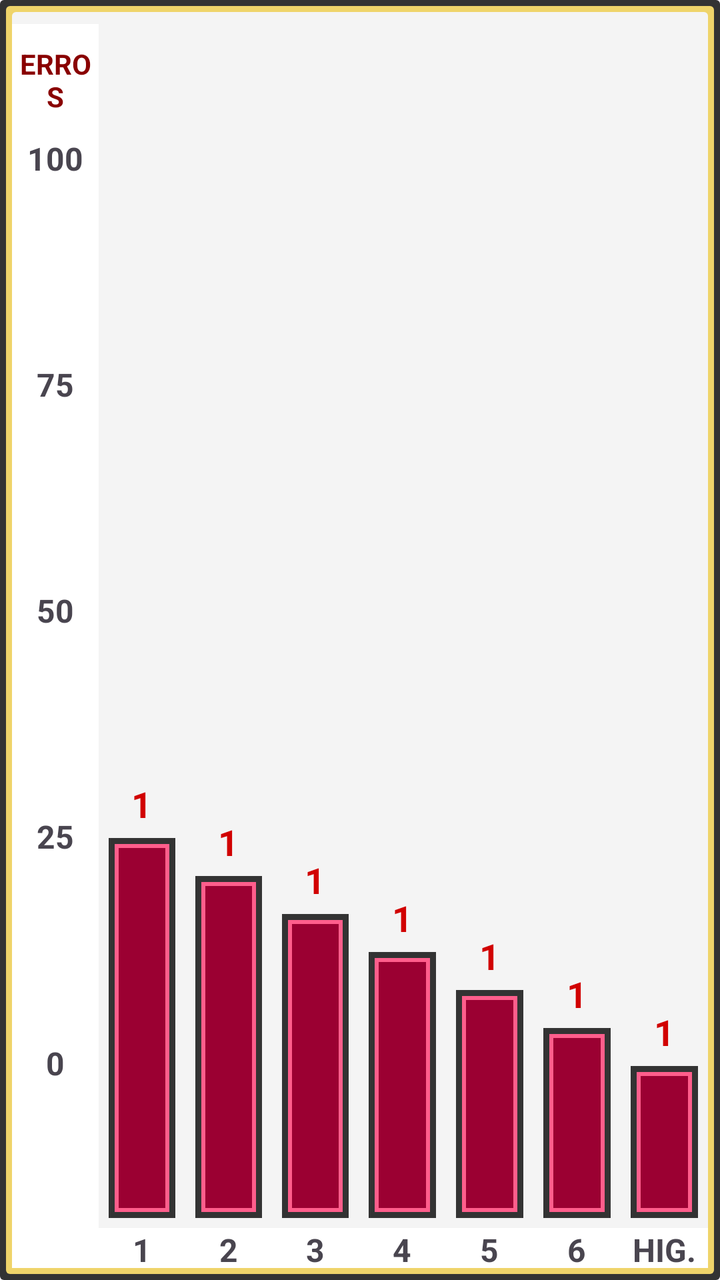
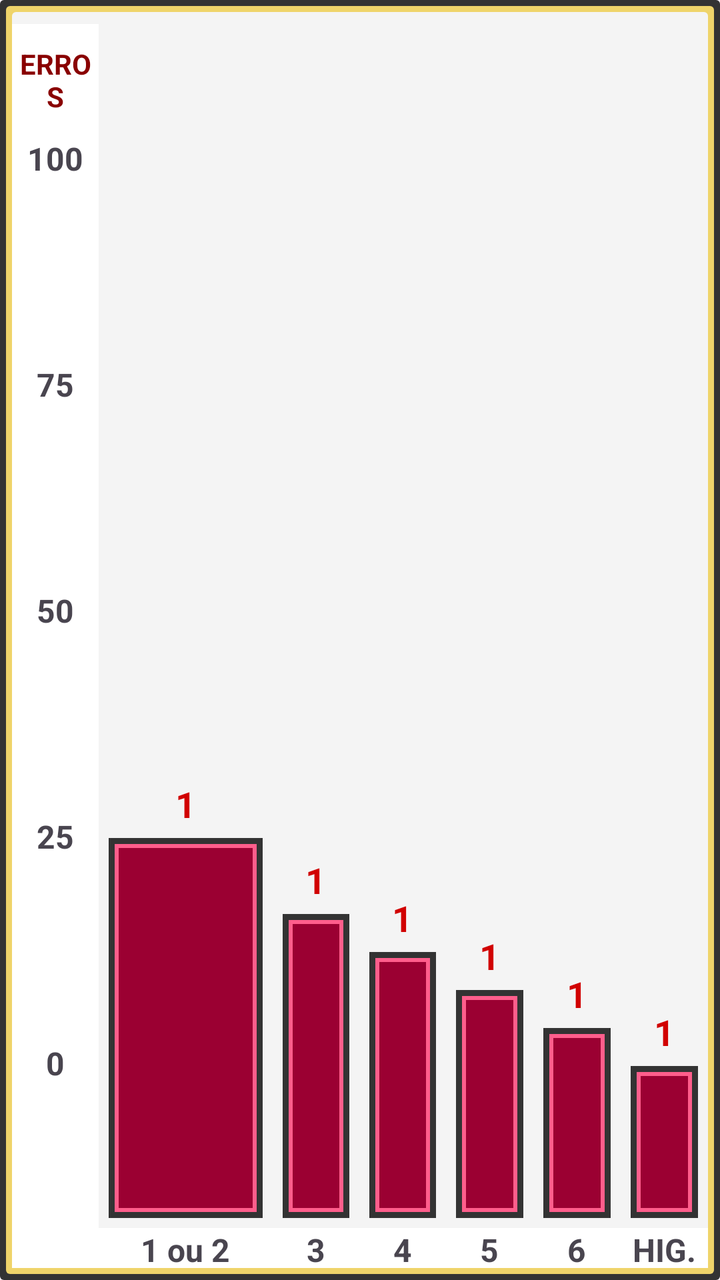

The first picture is an Android layout as it rendered before a commit; the second is the same layout after the commit. The layout source and the unified diff follow.
<!-- AndroidManifest.xml: application theme Theme.ToothDecayStudyApp -->
<!-- res/layout/histogram_layout.xml -->
<?xml version="1.0" encoding="utf-8"?>
<LinearLayout xmlns:android="http://schemas.android.com/apk/res/android"
    android:layout_width="match_parent"
    android:orientation="horizontal"
    android:background="@drawable/histogram_back"
    android:padding="6dp"

    android:weightSum="8"
    android:layout_height="252dp">

    <LinearLayout
        android:layout_width="0dp"
        android:layout_height="match_parent"
        android:orientation="vertical"
        android:layout_marginTop="6dp"
        android:weightSum="11"
        android:background="#FFFFFF"
        android:layout_weight="1">

        <TextView
            android:layout_width="wrap_content"
            android:layout_height="0dp"
            android:text="ERROS"
            android:layout_centerHorizontal="true"
            android:textStyle="bold"
            android:textColor="#890000"
            android:gravity="center"
            android:layout_gravity="center"
            android:layout_weight="1"
            android:layout_alignParentTop="true"/>

        <TextView
            android:id="@+id/y100"
            android:layout_width="wrap_content"
            android:layout_height="0dp"
            android:text="100"
            android:layout_centerHorizontal="true"
            android:textSize="16sp"
            android:textStyle="bold"
            android:gravity="top"
            android:layout_gravity="center"
            android:layout_weight="2"
            android:layout_alignParentTop="true"/>
        <TextView
            android:id="@+id/y75"
            android:layout_width="wrap_content"
            android:layout_height="0dp"
            android:text="75"
            android:textSize="16sp"
            android:textStyle="bold"
            android:gravity="top"
            android:layout_gravity="center"
            android:layout_weight="2"
            android:layout_alignParentTop="true"/>
        <TextView
            android:id="@+id/y50"
            android:layout_width="wrap_content"
            android:layout_height="0dp"
            android:text="50"
            android:layout_centerHorizontal="true"
            android:textSize="16sp"
            android:textStyle="bold"
            android:gravity="top"
            android:layout_gravity="center"
            android:layout_weight="2"
            android:layout_alignParentTop="true"/>
        <TextView
            android:id="@+id/y25"
            android:layout_width="wrap_content"
            android:layout_height="0dp"
            android:text="25"
            android:layout_centerHorizontal="true"
            android:textSize="16sp"
            android:textStyle="bold"
            android:gravity="top"
            android:layout_gravity="center"
            android:layout_weight="2"
            android:layout_alignParentTop="true"/>
        <TextView
            android:layout_width="wrap_content"
            android:layout_height="0dp"
            android:text="0"
            android:textSize="16sp"
            android:textStyle="bold"
            android:gravity="top"
            android:layout_gravity="center"
            android:layout_weight="2"
            android:layout_alignParentTop="true"/>


    </LinearLayout>

    <RelativeLayout
        android:layout_width="0dp"
        android:layout_height="match_parent"
        android:layout_weight="1">

    <TextView
        android:id="@+id/numBar0"
        android:layout_width="wrap_content"
        android:layout_height="20dp"
        android:text="1"
        android:layout_centerHorizontal="true"
        android:textColor="#D10000"
        android:textSize="18sp"
        android:textStyle="bold"
        android:gravity="bottom"
        android:layout_gravity="center"
        android:layout_weight="1"
        android:layout_alignParentTop="true"
        android:layout_above="@+id/bar0"/>

        <TextView
            android:id="@+id/bar0"
            android:layout_width="match_parent"
            android:layout_height="190dp"
            android:layout_centerHorizontal="true"
            android:gravity="center"
            android:layout_gravity="center"
            android:background="@drawable/graph_bar"
            android:layout_margin="5dp"
            android:layout_weight="4"
            android:layout_above="@id/l0" />

        <TextView
            android:id="@+id/l0"
            android:layout_width="match_parent"
            android:layout_height="20dp"
            android:text="1"
            android:layout_centerHorizontal="true"
            android:background="@color/white"
            android:textSize="16sp"
            android:textStyle="bold"
            android:gravity="center"
            android:layout_gravity="center"
            android:layout_weight="1"
            android:layout_alignParentBottom="true"/>

    </RelativeLayout>

    <RelativeLayout
        android:layout_width="0dp"
        android:layout_height="match_parent"
        android:layout_weight="1">

        <TextView
            android:id="@+id/numBar1"
            android:layout_width="wrap_content"
            android:layout_height="20dp"
            android:text="1"
            android:layout_centerHorizontal="true"
            android:textColor="#D10000"
            android:textSize="18sp"
            android:textStyle="bold"
            android:gravity="bottom"
            android:layout_gravity="center"
            android:layout_weight="1"
            android:layout_alignParentTop="true"
            android:layout_above="@+id/bar1"/>

        <TextView
            android:id="@+id/bar1"
            android:layout_width="match_parent"
            android:layout_height="171dp"
            android:layout_centerHorizontal="true"
            android:gravity="center"
            android:layout_gravity="center"
            android:background="@drawable/graph_bar"
            android:layout_margin="5dp"
            android:layout_weight="4"
            android:layout_above="@id/l1" />

        <TextView
            android:id="@+id/l1"
            android:layout_width="match_parent"
            android:layout_height="20dp"
            android:text="2"
            android:layout_centerHorizontal="true"
            android:background="@color/white"
            android:textSize="16sp"
            android:textStyle="bold"
            android:gravity="center"
            android:layout_gravity="center"
            android:layout_weight="1"
            android:layout_alignParentBottom="true"/>

    </RelativeLayout>

    <RelativeLayout
        android:layout_width="0dp"
        android:layout_height="match_parent"
        android:layout_weight="1">

        <TextView
            android:id="@+id/numBar2"
            android:layout_width="wrap_content"
            android:layout_height="20dp"
            android:text="1"
            android:layout_centerHorizontal="true"
            android:textColor="#D10000"
            android:textSize="18sp"
            android:textStyle="bold"
            android:gravity="bottom"
            android:layout_gravity="center"
            android:layout_weight="1"
            android:layout_alignParentTop="true"
            android:layout_above="@+id/bar2"/>

        <TextView
            android:id="@+id/bar2"
            android:layout_width="match_parent"
            android:layout_height="152dp"
            android:layout_centerHorizontal="true"
            android:gravity="center"
            android:layout_gravity="center"
            android:background="@drawable/graph_bar"
            android:layout_margin="5dp"
            android:layout_weight="4"
            android:layout_above="@id/l2" />

        <TextView
            android:id="@+id/l2"
            android:layout_width="match_parent"
            android:layout_height="20dp"
            android:text="3"
            android:layout_centerHorizontal="true"
            android:background="@color/white"
            android:textSize="16sp"
            android:textStyle="bold"
            android:gravity="center"
            android:layout_gravity="center"
            android:layout_weight="1"
            android:layout_alignParentBottom="true"/>

    </RelativeLayout>

    <RelativeLayout
        android:layout_width="0dp"
        android:layout_height="match_parent"
        android:layout_weight="1">

        <TextView
            android:id="@+id/numBar3"
            android:layout_width="wrap_content"
            android:layout_height="20dp"
            android:text="1"
            android:layout_centerHorizontal="true"
            android:textColor="#D10000"
            android:textSize="18sp"
            android:textStyle="bold"
            android:gravity="bottom"
            android:layout_gravity="center"
            android:layout_weight="1"
            android:layout_alignParentTop="true"
            android:layout_above="@+id/bar3"/>

        <TextView
            android:id="@+id/bar3"
            android:layout_width="match_parent"
            android:layout_height="133dp"
            android:layout_centerHorizontal="true"
            android:gravity="center"
            android:layout_gravity="center"
            android:background="@drawable/graph_bar"
            android:layout_margin="5dp"
            android:layout_weight="4"
            android:layout_above="@id/l3" />

        <TextView
            android:id="@+id/l3"
            android:layout_width="match_parent"
            android:layout_height="20dp"
            android:text="4"
            android:layout_centerHorizontal="true"
            android:background="@color/white"
            android:textSize="16sp"
            android:textStyle="bold"
            android:gravity="center"
            android:layout_gravity="center"
            android:layout_weight="1"
            android:layout_alignParentBottom="true"/>

    </RelativeLayout>

    <RelativeLayout
        android:layout_width="0dp"
        android:layout_height="match_parent"
        android:layout_weight="1">

        <TextView
            android:id="@+id/numBar4"
            android:layout_width="wrap_content"
            android:layout_height="20dp"
            android:text="1"
            android:layout_centerHorizontal="true"
            android:textColor="#D10000"
            android:textSize="18sp"
            android:textStyle="bold"
            android:gravity="bottom"
            android:layout_gravity="center"
            android:layout_weight="1"
            android:layout_alignParentTop="true"
            android:layout_above="@+id/bar4"/>

        <TextView
            android:id="@+id/bar4"
            android:layout_width="match_parent"
            android:layout_height="114dp"
            android:layout_centerHorizontal="true"
            android:gravity="center"
            android:layout_gravity="center"
            android:background="@drawable/graph_bar"
            android:layout_margin="5dp"
            android:layout_weight="4"
            android:layout_above="@id/l4" />

        <TextView
            android:id="@+id/l4"
            android:layout_width="match_parent"
            android:layout_height="20dp"
            android:text="5"
            android:layout_centerHorizontal="true"
            android:background="@color/white"
            android:textSize="16sp"
            android:textStyle="bold"
            android:gravity="center"
            android:layout_gravity="center"
            android:layout_weight="1"
            android:layout_alignParentBottom="true"/>

    </RelativeLayout>

    <RelativeLayout
        android:layout_width="0dp"
        android:layout_height="match_parent"
        android:layout_weight="1">

        <TextView
            android:id="@+id/numBar5"
            android:layout_width="wrap_content"
            android:layout_height="20dp"
            android:text="1"
            android:layout_centerHorizontal="true"
            android:textColor="#D10000"
            android:textSize="18sp"
            android:textStyle="bold"
            android:gravity="bottom"
            android:layout_gravity="center"
            android:layout_weight="1"
            android:layout_alignParentTop="true"
            android:layout_above="@+id/bar5"/>

        <TextView
            android:id="@+id/bar5"
            android:layout_width="match_parent"
            android:layout_height="95dp"
            android:layout_centerHorizontal="true"
            android:gravity="center"
            android:layout_gravity="center"
            android:background="@drawable/graph_bar"
            android:layout_margin="5dp"
            android:layout_weight="4"
            android:layout_above="@id/l5" />

        <TextView
            android:id="@+id/l5"
            android:layout_width="match_parent"
            android:layout_height="20dp"
            android:text="6"
            android:layout_centerHorizontal="true"
            android:background="@color/white"
            android:textSize="16sp"
            android:textStyle="bold"
            android:gravity="center"
            android:layout_gravity="center"
            android:layout_weight="1"
            android:layout_alignParentBottom="true"/>

    </RelativeLayout>

    <RelativeLayout
        android:layout_width="0dp"
        android:layout_height="match_parent"
        android:layout_weight="1">

        <TextView
            android:id="@+id/numBar6"
            android:layout_width="wrap_content"
            android:layout_height="20dp"
            android:text="1"
            android:layout_centerHorizontal="true"
            android:textColor="#D10000"
            android:textSize="18sp"
            android:textStyle="bold"
            android:gravity="bottom"
            android:layout_gravity="center"
            android:layout_weight="1"
            android:layout_alignParentTop="true"
            android:layout_above="@+id/bar6"/>

        <TextView
            android:id="@+id/bar6"
            android:layout_width="match_parent"
            android:layout_height="76dp"
            android:layout_centerHorizontal="true"
            android:gravity="center"
            android:layout_gravity="center"
            android:background="@drawable/graph_bar"
            android:layout_margin="5dp"
            android:layout_weight="4"
            android:layout_above="@id/l6" />

        <TextView
            android:id="@+id/l6"
            android:layout_width="match_parent"
            android:layout_height="20dp"
            android:text="HIG."
            android:layout_centerHorizontal="true"
            android:background="@color/white"
            android:textSize="16sp"
            android:textStyle="bold"
            android:gravity="center"
            android:layout_gravity="center"
            android:layout_weight="1"
            android:layout_alignParentBottom="true"/>

    </RelativeLayout>




</LinearLayout>
<!-- resources referenced by this layout -->
<resources>
  <color name="white">#FFFFFFFF</color>
  <!-- drawable graph_bar (drawable) -->
  <?xml version="1.0" encoding="utf-8"?>
  <layer-list xmlns:android="http://schemas.android.com/apk/res/android">
      <item>
          <shape android:shape="rectangle">
              <solid android:color="#333333"/>
          </shape>
      </item>
      <item
          android:bottom="3dp"
          android:left="3dp"
          android:right="3dp"
          android:top="3dp">
          <shape android:shape="rectangle">
              <solid android:color="#FF5E8C"/>
          </shape>
      </item>
  
  
      <item
          android:bottom="5dp"
          android:left="5dp"
          android:right="5dp"
          android:top="5dp">
          <shape android:shape="rectangle">
  
              <solid android:color="#9B0032"/>
          </shape>
      </item>
  
  </layer-list>
  <!-- drawable histogram_back (drawable) -->
  <?xml version="1.0" encoding="utf-8"?>
  <layer-list xmlns:android="http://schemas.android.com/apk/res/android">
      <item>
          <shape android:shape="rectangle">
              <corners android:radius="2dp" />
              <solid android:color="#333333"/>
          </shape>
      </item>
      <item
          android:bottom="3dp"
          android:left="3dp"
          android:right="3dp"
          android:top="3dp">
          <shape android:shape="rectangle">
              <corners android:radius="2dp"/>
              <solid android:color="#EFD46A"/>
          </shape>
      </item>
  
  
      <item
          android:bottom="6dp"
          android:left="6dp"
          android:right="6dp"
          android:top="6dp">
          <shape android:shape="rectangle">
              <corners android:radius="2dp"/>
  
              <solid android:color="#F4F4F4"/>
          </shape>
      </item>
  
  </layer-list>
  <style name="Theme.ToothDecayStudyApp" parent="Base.Theme.ToothDecayStudyApp" />
  <style name="Base.Theme.ToothDecayStudyApp" parent="Theme.Material3.DayNight.NoActionBar">
          
          
      </style>
</resources>

<!-- the commit's change to res/layout/histogram_layout.xml (unified diff, before → after) -->
@@ -90,28 +90,124 @@
 
     </LinearLayout>
 
-    <RelativeLayout
-        android:layout_width="0dp"
-        android:layout_height="match_parent"
-        android:layout_weight="1">
-
-    <TextView
-        android:id="@+id/numBar0"
-        android:layout_width="wrap_content"
-        android:layout_height="20dp"
-        android:text="1"
-        android:layout_centerHorizontal="true"
-        android:textColor="#D10000"
-        android:textSize="18sp"
-        android:textStyle="bold"
-        android:gravity="bottom"
-        android:layout_gravity="center"
-        android:layout_weight="1"
-        android:layout_alignParentTop="true"
-        android:layout_above="@+id/bar0"/>
-
-        <TextView
-            android:id="@+id/bar0"
+
+
+
+
+
+
+
+
+
+
+
+
+
+
+
+
+
+
+
+
+
+
+
+
+
+
+
+
+
+
+
+
+
+
+
+
+
+
+
+
+
+
+
+
+
+
+
+
+
+
+
+
+
+
+
+
+
+
+
+
+
+
+
+
+
+
+
+
+
+
+
+
+
+
+
+
+
+
+
+
+
+
+
+
+
+
+
+
+
+
+
+
+
+
+
+
+    <RelativeLayout
+        android:layout_width="0dp"
+        android:layout_height="match_parent"
+        android:layout_weight="2">
+
+        <TextView
+            android:id="@+id/numBar0or1"
+            android:layout_width="wrap_content"
+            android:layout_height="20dp"
+            android:text="1"
+            android:layout_centerHorizontal="true"
+            android:textColor="#D10000"
+            android:textSize="18sp"
+            android:textStyle="bold"
+            android:gravity="bottom"
+            android:layout_gravity="center"
+            android:layout_weight="1"
+            android:layout_alignParentTop="true"
+            android:layout_above="@+id/bar0or1"/>
+
+        <TextView
+            android:id="@+id/bar0or1"
             android:layout_width="match_parent"
             android:layout_height="190dp"
             android:layout_centerHorizontal="true"
@@ -120,61 +216,13 @@
             android:background="@drawable/graph_bar"
             android:layout_margin="5dp"
             android:layout_weight="4"
-            android:layout_above="@id/l0" />
-
-        <TextView
-            android:id="@+id/l0"
-            android:layout_width="match_parent"
-            android:layout_height="20dp"
-            android:text="1"
-            android:layout_centerHorizontal="true"
-            android:background="@color/white"
-            android:textSize="16sp"
-            android:textStyle="bold"
-            android:gravity="center"
-            android:layout_gravity="center"
-            android:layout_weight="1"
-            android:layout_alignParentBottom="true"/>
-
-    </RelativeLayout>
-
-    <RelativeLayout
-        android:layout_width="0dp"
-        android:layout_height="match_parent"
-        android:layout_weight="1">
-
-        <TextView
-            android:id="@+id/numBar1"
-            android:layout_width="wrap_content"
-            android:layout_height="20dp"
-            android:text="1"
-            android:layout_centerHorizontal="true"
-            android:textColor="#D10000"
-            android:textSize="18sp"
-            android:textStyle="bold"
-            android:gravity="bottom"
-            android:layout_gravity="center"
-            android:layout_weight="1"
-            android:layout_alignParentTop="true"
-            android:layout_above="@+id/bar1"/>
-
-        <TextView
-            android:id="@+id/bar1"
-            android:layout_width="match_parent"
-            android:layout_height="171dp"
-            android:layout_centerHorizontal="true"
-            android:gravity="center"
-            android:layout_gravity="center"
-            android:background="@drawable/graph_bar"
-            android:layout_margin="5dp"
-            android:layout_weight="4"
-            android:layout_above="@id/l1" />
-
-        <TextView
-            android:id="@+id/l1"
-            android:layout_width="match_parent"
-            android:layout_height="20dp"
-            android:text="2"
+            android:layout_above="@id/l0or1" />
+
+        <TextView
+            android:id="@+id/l0or1"
+            android:layout_width="match_parent"
+            android:layout_height="20dp"
+            android:text="1 ou 2"
             android:layout_centerHorizontal="true"
             android:background="@color/white"
             android:textSize="16sp"
